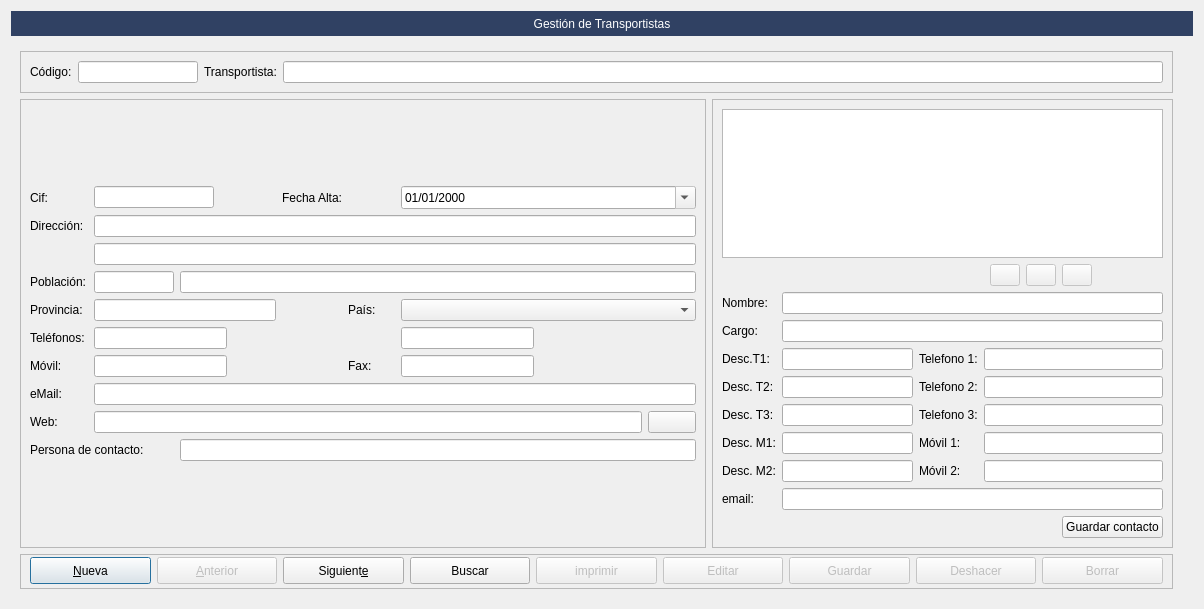
This is Zona_Maestros/frmtransportistas.ui in arcnexus/RedFoX as Qt 5 draws it before an edit. The edited form follows.
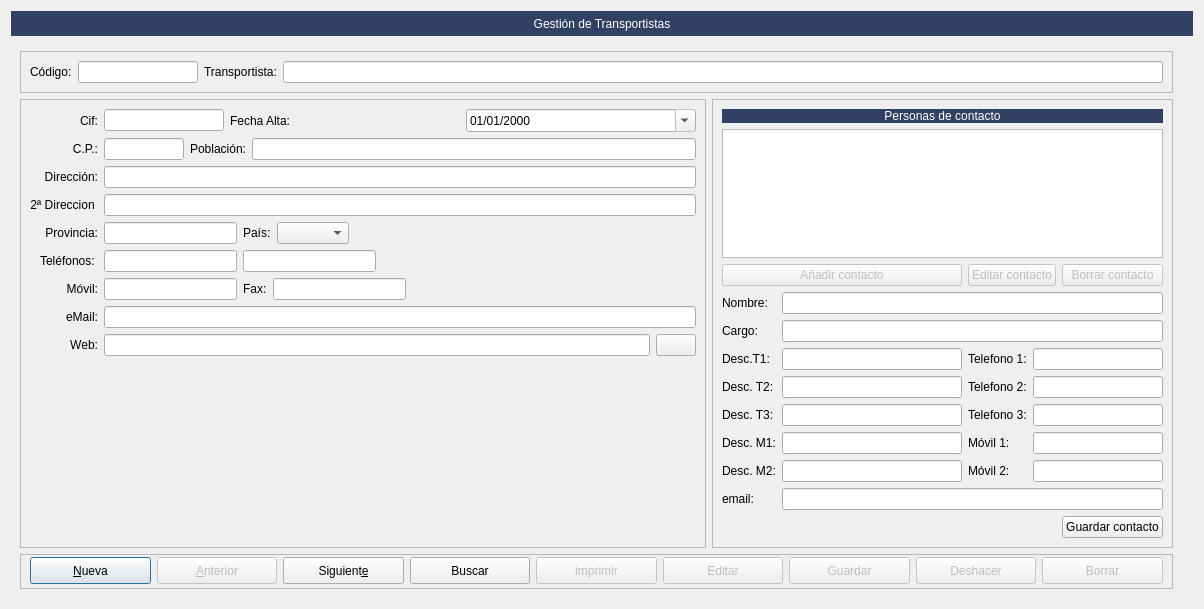
This is the edited form. Icons and pictures are not drawn.

The edit to the form file:
```diff
--- a/Zona_Maestros/frmtransportistas.ui
+++ b/Zona_Maestros/frmtransportistas.ui
@@ -411,197 +411,154 @@
          <property name="frameShadow">
           <enum>QFrame::Raised</enum>
          </property>
-         <layout class="QGridLayout" name="gridLayout_8">
+         <layout class="QGridLayout" name="gridLayout_3">
+          <item row="3" column="1">
+           <widget class="QLineEdit" name="txtdireccion2">
+            <property name="readOnly">
+             <bool>true</bool>
+            </property>
+           </widget>
+          </item>
+          <item row="3" column="0">
+           <widget class="QLabel" name="label_10">
+            <property name="text">
+             <string>2ª Direccion </string>
+            </property>
+            <property name="alignment">
+             <set>Qt::AlignRight|Qt::AlignTrailing|Qt::AlignVCenter</set>
+            </property>
+           </widget>
+          </item>
+          <item row="7" column="0">
+           <widget class="QLabel" name="label_9">
+            <property name="text">
+             <string>Móvil:</string>
+            </property>
+            <property name="alignment">
+             <set>Qt::AlignRight|Qt::AlignTrailing|Qt::AlignVCenter</set>
+            </property>
+           </widget>
+          </item>
           <item row="0" column="0">
-           <layout class="QGridLayout" name="gridLayout_4">
-            <item row="4" column="5">
+           <widget class="QLabel" name="label_4">
+            <property name="text">
+             <string>Cif:</string>
+            </property>
+            <property name="alignment">
+             <set>Qt::AlignRight|Qt::AlignTrailing|Qt::AlignVCenter</set>
+            </property>
+           </widget>
+          </item>
+          <item row="10" column="1">
+           <spacer name="verticalSpacer">
+            <property name="orientation">
+             <enum>Qt::Vertical</enum>
+            </property>
+            <property name="sizeHint" stdset="0">
+             <size>
+              <width>20</width>
+              <height>40</height>
+             </size>
+            </property>
+           </spacer>
+          </item>
+          <item row="8" column="0">
+           <widget class="QLabel" name="lblEmail">
+            <property name="text">
+             <string>eMail:</string>
+            </property>
+            <property name="alignment">
+             <set>Qt::AlignRight|Qt::AlignTrailing|Qt::AlignVCenter</set>
+            </property>
+           </widget>
+          </item>
+          <item row="8" column="1">
+           <widget class="QLineEdit" name="txtemail">
+            <property name="readOnly">
+             <bool>true</bool>
+            </property>
+           </widget>
+          </item>
+          <item row="5" column="1">
+           <layout class="QHBoxLayout" name="horizontalLayout_5">
+            <item>
+             <widget class="QLineEdit" name="txtprovincia">
+              <property name="maximumSize">
+               <size>
+                <width>133</width>
+                <height>16777215</height>
+               </size>
+              </property>
+              <property name="readOnly">
+               <bool>true</bool>
+              </property>
+             </widget>
+            </item>
+            <item>
              <widget class="QLabel" name="label_14">
               <property name="text">
                <string>País:</string>
               </property>
              </widget>
             </item>
-            <item row="6" column="5">
-             <widget class="QLabel" name="label_15">
-              <property name="text">
-               <string>Fax:</string>
-              </property>
-             </widget>
-            </item>
-            <item row="6" column="6">
-             <widget class="QLineEdit" name="txtfax">
-              <property name="maximumSize">
-               <size>
-                <width>133</width>
-                <height>16777215</height>
-               </size>
-              </property>
-              <property name="readOnly">
-               <bool>true</bool>
-              </property>
-             </widget>
-            </item>
-            <item row="5" column="0">
-             <widget class="QLabel" name="label_8">
-              <property name="text">
-               <string>Teléfonos: </string>
-              </property>
-             </widget>
-            </item>
-            <item row="1" column="1" colspan="9">
-             <widget class="QLineEdit" name="txtdireccion1">
-              <property name="readOnly">
-               <bool>true</bool>
-              </property>
-             </widget>
-            </item>
-            <item row="5" column="1" colspan="4">
-             <widget class="QLineEdit" name="txttelefono1">
-              <property name="maximumSize">
-               <size>
-                <width>133</width>
-                <height>16777215</height>
-               </size>
-              </property>
-              <property name="readOnly">
-               <bool>true</bool>
-              </property>
-             </widget>
-            </item>
-            <item row="1" column="0">
-             <widget class="QLabel" name="label_6">
-              <property name="text">
-               <string>Dirección:</string>
-              </property>
-             </widget>
-            </item>
-            <item row="8" column="1" colspan="8">
-             <widget class="QLineEdit" name="txtweb">
-              <property name="readOnly">
-               <bool>true</bool>
-              </property>
-             </widget>
-            </item>
-            <item row="9" column="2" colspan="8">
-             <widget class="QLineEdit" name="txtpersona_contacto">
-              <property name="readOnly">
-               <bool>true</bool>
-              </property>
-             </widget>
-            </item>
-            <item row="9" column="0" colspan="2">
-             <widget class="QLabel" name="label_12">
-              <property name="text">
-               <string>Persona de contacto:</string>
-              </property>
-             </widget>
-            </item>
-            <item row="0" column="0">
-             <widget class="QLabel" name="label_4">
-              <property name="text">
-               <string>Cif:</string>
-              </property>
-             </widget>
-            </item>
-            <item row="6" column="0">
-             <widget class="QLabel" name="label_9">
-              <property name="text">
-               <string>Móvil:</string>
-              </property>
-             </widget>
-            </item>
-            <item row="4" column="1" colspan="3">
-             <widget class="QLineEdit" name="txtprovincia">
-              <property name="readOnly">
-               <bool>true</bool>
-              </property>
-             </widget>
-            </item>
-            <item row="3" column="2" colspan="8">
-             <widget class="QLineEdit" name="txtpoblacion">
-              <property name="enabled">
-               <bool>true</bool>
-              </property>
-              <property name="autoFillBackground">
-               <bool>false</bool>
-              </property>
-              <property name="readOnly">
-               <bool>true</bool>
-              </property>
-             </widget>
-            </item>
-            <item row="4" column="0">
-             <widget class="QLabel" name="label_13">
-              <property name="text">
-               <string>Provincia:</string>
-              </property>
-             </widget>
-            </item>
-            <item row="0" column="6" colspan="4">
-             <widget class="QDateEdit" name="txtfecha_alta">
-              <property name="readOnly">
-               <bool>true</bool>
-              </property>
-              <property name="displayFormat">
-               <string>dd/MM/yyyy</string>
-              </property>
-              <property name="calendarPopup">
-               <bool>true</bool>
-              </property>
-             </widget>
-            </item>
-            <item row="0" column="1" colspan="3">
-             <widget class="QLineEdit" name="txtcif">
-              <property name="maximumSize">
-               <size>
-                <width>120</width>
-                <height>16777215</height>
-               </size>
-              </property>
-              <property name="readOnly">
-               <bool>true</bool>
-              </property>
-             </widget>
-            </item>
-            <item row="0" column="4">
-             <widget class="QLabel" name="label_16">
-              <property name="text">
-               <string>Fecha Alta:</string>
-              </property>
-             </widget>
-            </item>
-            <item row="3" column="0">
-             <widget class="QLabel" name="label_7">
-              <property name="text">
-               <string>Población:</string>
-              </property>
-             </widget>
-            </item>
-            <item row="4" column="6" colspan="4">
+            <item>
              <widget class="QComboBox" name="cbopais"/>
             </item>
-            <item row="2" column="1" colspan="9">
-             <widget class="QLineEdit" name="txtdireccion2">
-              <property name="readOnly">
-               <bool>true</bool>
+            <item>
+             <spacer name="horizontalSpacer_3">
+              <property name="orientation">
+               <enum>Qt::Horizontal</enum>
               </property>
-             </widget>
+              <property name="sizeHint" stdset="0">
+               <size>
+                <width>40</width>
+                <height>20</height>
+               </size>
+              </property>
+             </spacer>
             </item>
-            <item row="7" column="1" colspan="9">
-             <widget class="QLineEdit" name="txtemail">
+           </layout>
+          </item>
+          <item row="5" column="0">
+           <widget class="QLabel" name="label_13">
+            <property name="text">
+             <string>Provincia:</string>
+            </property>
+            <property name="alignment">
+             <set>Qt::AlignRight|Qt::AlignTrailing|Qt::AlignVCenter</set>
+            </property>
+           </widget>
+          </item>
+          <item row="6" column="0">
+           <widget class="QLabel" name="label_8">
+            <property name="text">
+             <string>Teléfonos: </string>
+            </property>
+            <property name="alignment">
+             <set>Qt::AlignRight|Qt::AlignTrailing|Qt::AlignVCenter</set>
+            </property>
+           </widget>
+          </item>
+          <item row="9" column="0">
+           <widget class="QLabel" name="label_11">
+            <property name="text">
+             <string>Web:</string>
+            </property>
+            <property name="alignment">
+             <set>Qt::AlignRight|Qt::AlignTrailing|Qt::AlignVCenter</set>
+            </property>
+           </widget>
+          </item>
+          <item row="9" column="1">
+           <layout class="QHBoxLayout" name="horizontalLayout_8">
+            <item>
+             <widget class="QLineEdit" name="txtweb">
               <property name="readOnly">
                <bool>true</bool>
               </property>
              </widget>
             </item>
-            <item row="8" column="0">
-             <widget class="QLabel" name="label_11">
-              <property name="text">
-               <string>Web:</string>
-              </property>
-             </widget>
-            </item>
-            <item row="8" column="9">
+            <item>
              <widget class="QPushButton" name="btnAbrirWeb">
               <property name="text">
                <string/>
@@ -612,11 +569,32 @@
               </property>
              </widget>
             </item>
-            <item row="3" column="1">
-             <widget class="QLineEdit" name="txtcp">
+           </layout>
+          </item>
+          <item row="2" column="0">
+           <widget class="QLabel" name="label_6">
+            <property name="text">
+             <string>Dirección:</string>
+            </property>
+            <property name="alignment">
+             <set>Qt::AlignRight|Qt::AlignTrailing|Qt::AlignVCenter</set>
+            </property>
+           </widget>
+          </item>
+          <item row="2" column="1">
+           <widget class="QLineEdit" name="txtdireccion1">
+            <property name="readOnly">
+             <bool>true</bool>
+            </property>
+           </widget>
+          </item>
+          <item row="6" column="1">
+           <layout class="QHBoxLayout" name="horizontalLayout_6">
+            <item>
+             <widget class="QLineEdit" name="txttelefono1">
               <property name="maximumSize">
                <size>
-                <width>80</width>
+                <width>133</width>
                 <height>16777215</height>
                </size>
               </property>
@@ -625,7 +603,7 @@
               </property>
              </widget>
             </item>
-            <item row="5" column="6" colspan="2">
+            <item>
              <widget class="QLineEdit" name="txttelefono2">
               <property name="maximumSize">
                <size>
@@ -638,7 +616,61 @@
               </property>
              </widget>
             </item>
-            <item row="6" column="1" colspan="4">
+            <item>
+             <spacer name="horizontalSpacer">
+              <property name="orientation">
+               <enum>Qt::Horizontal</enum>
+              </property>
+              <property name="sizeHint" stdset="0">
+               <size>
+                <width>40</width>
+                <height>20</height>
+               </size>
+              </property>
+             </spacer>
+            </item>
+           </layout>
+          </item>
+          <item row="0" column="1">
+           <layout class="QHBoxLayout" name="horizontalLayout_3">
+            <item>
+             <widget class="QLineEdit" name="txtcif">
+              <property name="maximumSize">
+               <size>
+                <width>120</width>
+                <height>16777215</height>
+               </size>
+              </property>
+              <property name="readOnly">
+               <bool>true</bool>
+              </property>
+             </widget>
+            </item>
+            <item>
+             <widget class="QLabel" name="label_16">
+              <property name="text">
+               <string>Fecha Alta:</string>
+              </property>
+             </widget>
+            </item>
+            <item>
+             <widget class="QDateEdit" name="txtfecha_alta">
+              <property name="readOnly">
+               <bool>true</bool>
+              </property>
+              <property name="displayFormat">
+               <string>dd/MM/yyyy</string>
+              </property>
+              <property name="calendarPopup">
+               <bool>true</bool>
+              </property>
+             </widget>
+            </item>
+           </layout>
+          </item>
+          <item row="7" column="1">
+           <layout class="QHBoxLayout" name="horizontalLayout_7">
+            <item>
              <widget class="QLineEdit" name="txtmovil">
               <property name="minimumSize">
                <size>
@@ -657,13 +689,83 @@
               </property>
              </widget>
             </item>
-            <item row="7" column="0">
-             <widget class="QLabel" name="lblEmail">
+            <item>
+             <widget class="QLabel" name="label_15">
               <property name="text">
-               <string>eMail:</string>
+               <string>Fax:</string>
               </property>
-              <property name="alignment">
-               <set>Qt::AlignLeading|Qt::AlignLeft|Qt::AlignVCenter</set>
+             </widget>
+            </item>
+            <item>
+             <widget class="QLineEdit" name="txtfax">
+              <property name="maximumSize">
+               <size>
+                <width>133</width>
+                <height>16777215</height>
+               </size>
+              </property>
+              <property name="readOnly">
+               <bool>true</bool>
+              </property>
+             </widget>
+            </item>
+            <item>
+             <spacer name="horizontalSpacer_2">
+              <property name="orientation">
+               <enum>Qt::Horizontal</enum>
+              </property>
+              <property name="sizeHint" stdset="0">
+               <size>
+                <width>40</width>
+                <height>20</height>
+               </size>
+              </property>
+             </spacer>
+            </item>
+           </layout>
+          </item>
+          <item row="1" column="0">
+           <widget class="QLabel" name="label_5">
+            <property name="text">
+             <string>C.P.:</string>
+            </property>
+            <property name="alignment">
+             <set>Qt::AlignRight|Qt::AlignTrailing|Qt::AlignVCenter</set>
+            </property>
+           </widget>
+          </item>
+          <item row="1" column="1">
+           <layout class="QHBoxLayout" name="horizontalLayout_4">
+            <item>
+             <widget class="QLineEdit" name="txtcp">
+              <property name="maximumSize">
+               <size>
+                <width>80</width>
+                <height>16777215</height>
+               </size>
+              </property>
+              <property name="readOnly">
+               <bool>true</bool>
+              </property>
+             </widget>
+            </item>
+            <item>
+             <widget class="QLabel" name="label_7">
+              <property name="text">
+               <string>Población:</string>
+              </property>
+             </widget>
+            </item>
+            <item>
+             <widget class="QLineEdit" name="txtpoblacion">
+              <property name="enabled">
+               <bool>true</bool>
+              </property>
+              <property name="autoFillBackground">
+               <bool>false</bool>
+              </property>
+              <property name="readOnly">
+               <bool>true</bool>
               </property>
              </widget>
             </item>
@@ -687,106 +789,253 @@
           <enum>QFrame::Raised</enum>
          </property>
          <layout class="QGridLayout" name="gridLayout_6">
-          <item row="7" column="2">
+          <item row="7" column="0">
+           <widget class="QLabel" name="label_24">
+            <property name="text">
+             <string>Desc. T3:</string>
+            </property>
+           </widget>
+          </item>
+          <item row="11" column="6">
+           <widget class="QPushButton" name="pushButtonGuardarContacto">
+            <property name="text">
+             <string>Guardar contacto</string>
+            </property>
+           </widget>
+          </item>
+          <item row="5" column="2">
+           <widget class="QLabel" name="label_26">
+            <property name="text">
+             <string>Telefono 1:</string>
+            </property>
+           </widget>
+          </item>
+          <item row="2" column="2" colspan="4">
+           <widget class="QPushButton" name="btnEditarContacto">
+            <property name="enabled">
+             <bool>false</bool>
+            </property>
+            <property name="text">
+             <string>Editar contacto</string>
+            </property>
+            <property name="icon">
+             <iconset resource="../EditorReports/resource.qrc">
+              <normaloff>:/icons/line.png</normaloff>:/icons/line.png</iconset>
+            </property>
+           </widget>
+          </item>
+          <item row="3" column="1" colspan="6">
+           <widget class="QLineEdit" name="txtNombre">
+            <property name="readOnly">
+             <bool>true</bool>
+            </property>
+           </widget>
+          </item>
+          <item row="2" column="0" colspan="2">
+           <widget class="QPushButton" name="btnAnadirContacto">
+            <property name="enabled">
+             <bool>false</bool>
+            </property>
+            <property name="text">
+             <string>Añadir contacto</string>
+            </property>
+            <property name="icon">
+             <iconset resource="../maya.qrc">
+              <normaloff>:/Icons/PNG/add.png</normaloff>:/Icons/PNG/add.png</iconset>
+            </property>
+           </widget>
+          </item>
+          <item row="8" column="2">
            <widget class="QLabel" name="label_60">
             <property name="text">
              <string>Móvil 1:</string>
             </property>
            </widget>
           </item>
-          <item row="7" column="3" colspan="4">
+          <item row="5" column="1">
+           <widget class="QLineEdit" name="txtDescripcionT1">
+            <property name="readOnly">
+             <bool>true</bool>
+            </property>
+           </widget>
+          </item>
+          <item row="6" column="2">
+           <widget class="QLabel" name="label_27">
+            <property name="text">
+             <string>Telefono 2:</string>
+            </property>
+           </widget>
+          </item>
+          <item row="9" column="1">
+           <widget class="QLineEdit" name="txtDescripcionM2">
+            <property name="readOnly">
+             <bool>true</bool>
+            </property>
+           </widget>
+          </item>
+          <item row="6" column="3" colspan="4">
+           <widget class="QLineEdit" name="txtTelefono2">
+            <property name="readOnly">
+             <bool>true</bool>
+            </property>
+           </widget>
+          </item>
+          <item row="7" column="2">
+           <widget class="QLabel" name="label_29">
+            <property name="text">
+             <string>Telefono 3:</string>
+            </property>
+           </widget>
+          </item>
+          <item row="8" column="1">
+           <widget class="QLineEdit" name="txtDescripcionM1">
+            <property name="readOnly">
+             <bool>true</bool>
+            </property>
+           </widget>
+          </item>
+          <item row="8" column="3" colspan="4">
            <widget class="QLineEdit" name="txtMovil1">
             <property name="readOnly">
              <bool>true</bool>
             </property>
            </widget>
           </item>
-          <item row="2" column="1" colspan="6">
-           <widget class="QLineEdit" name="txtNombre">
-            <property name="readOnly">
-             <bool>true</bool>
-            </property>
-           </widget>
-          </item>
-          <item row="5" column="0">
+          <item row="6" column="0">
            <widget class="QLabel" name="label_25">
             <property name="text">
              <string>Desc. T2:</string>
             </property>
            </widget>
           </item>
-          <item row="5" column="2">
-           <widget class="QLabel" name="label_27">
+          <item row="6" column="1">
+           <widget class="QLineEdit" name="txtDescripcionT2">
+            <property name="readOnly">
+             <bool>true</bool>
+            </property>
+           </widget>
+          </item>
+          <item row="5" column="3" colspan="4">
+           <widget class="QLineEdit" name="txtTelefono1">
+            <property name="readOnly">
+             <bool>true</bool>
+            </property>
+           </widget>
+          </item>
+          <item row="7" column="1">
+           <widget class="QLineEdit" name="txtDescripcionT3">
+            <property name="readOnly">
+             <bool>true</bool>
+            </property>
+           </widget>
+          </item>
+          <item row="4" column="0">
+           <widget class="QLabel" name="label_62">
             <property name="text">
-             <string>Telefono 2:</string>
+             <string>Cargo:</string>
             </property>
            </widget>
           </item>
-          <item row="4" column="2">
-           <widget class="QLabel" name="label_26">
+          <item row="2" column="6">
+           <widget class="QPushButton" name="btnBorrarContacto">
+            <property name="enabled">
+             <bool>false</bool>
+            </property>
             <property name="text">
-             <string>Telefono 1:</string>
+             <string>Borrar contacto</string>
             </property>
+            <property name="icon">
+             <iconset resource="../maya.qrc">
+              <normaloff>:/Icons/PNG/Delete.png</normaloff>:/Icons/PNG/Delete.png</iconset>
+            </property>
            </widget>
           </item>
-          <item row="8" column="2">
+          <item row="4" column="1" colspan="6">
+           <widget class="QLineEdit" name="txtCargo">
+            <property name="readOnly">
+             <bool>true</bool>
+            </property>
+           </widget>
+          </item>
+          <item row="10" column="0">
+           <widget class="QLabel" name="label_34">
+            <property name="text">
+             <string>email:</string>
+            </property>
+           </widget>
+          </item>
+          <item row="9" column="2">
            <widget class="QLabel" name="label_61">
             <property name="text">
              <string>Móvil 2:</string>
             </property>
            </widget>
           </item>
-          <item row="8" column="1">
-           <widget class="QLineEdit" name="txtDescripcionM2">
+          <item row="9" column="3" colspan="4">
+           <widget class="QLineEdit" name="txtMovil2">
             <property name="readOnly">
              <bool>true</bool>
             </property>
            </widget>
           </item>
-          <item row="8" column="0">
+          <item row="5" column="0">
+           <widget class="QLabel" name="label_19">
+            <property name="text">
+             <string>Desc.T1:</string>
+            </property>
+           </widget>
+          </item>
+          <item row="9" column="0">
            <widget class="QLabel" name="label_59">
             <property name="text">
              <string>Desc. M2:</string>
             </property>
            </widget>
           </item>
-          <item row="6" column="2">
-           <widget class="QLabel" name="label_29">
+          <item row="8" column="0">
+           <widget class="QLabel" name="label_28">
             <property name="text">
-             <string>Telefono 3:</string>
+             <string>Desc. M1:</string>
             </property>
            </widget>
           </item>
-          <item row="6" column="3" colspan="4">
+          <item row="3" column="0">
+           <widget class="QLabel" name="label_18">
+            <property name="text">
+             <string>Nombre:</string>
+            </property>
+           </widget>
+          </item>
+          <item row="7" column="3" colspan="4">
            <widget class="QLineEdit" name="txtTelefono3">
             <property name="readOnly">
              <bool>true</bool>
             </property>
            </widget>
           </item>
-          <item row="6" column="0">
-           <widget class="QLabel" name="label_24">
-            <property name="text">
-             <string>Desc. T3:</string>
-            </property>
-           </widget>
-          </item>
-          <item row="6" column="1">
-           <widget class="QLineEdit" name="txtDescripcionT3">
-            <property name="readOnly">
-             <bool>true</bool>
-            </property>
-           </widget>
-          </item>
-          <item row="4" column="1">
-           <widget class="QLineEdit" name="txtDescripcionT1">
+          <item row="10" column="1" colspan="6">
+           <widget class="QLineEdit" name="txtemail_contacto">
             <property name="readOnly">
              <bool>true</bool>
             </property>
            </widget>
           </item>
           <item row="0" column="0" colspan="7">
-           <widget class="QTableView" name="tablaContactos">
+           <widget class="QLabel" name="label_3">
+            <property name="styleSheet">
+             <string notr="true">color: rgb(255, 255, 255);
+background-color: #304163;</string>
+            </property>
+            <property name="text">
+             <string>Personas de contacto</string>
+            </property>
+            <property name="alignment">
+             <set>Qt::AlignCenter</set>
+            </property>
+           </widget>
+          </item>
+          <item row="1" column="0" colspan="7">
+           <widget class="QListView" name="listaContactos">
             <property name="alternatingRowColors">
              <bool>true</bool>
             </property>
@@ -798,157 +1047,6 @@
             </property>
            </widget>
           </item>
-          <item row="9" column="1" colspan="6">
-           <widget class="QLineEdit" name="txtemail_contacto">
-            <property name="readOnly">
-             <bool>true</bool>
-            </property>
-           </widget>
-          </item>
-          <item row="5" column="1">
-           <widget class="QLineEdit" name="txtDescripcionT2">
-            <property name="readOnly">
-             <bool>true</bool>
-            </property>
-           </widget>
-          </item>
-          <item row="2" column="0">
-           <widget class="QLabel" name="label_18">
-            <property name="text">
-             <string>Nombre:</string>
-            </property>
-           </widget>
-          </item>
-          <item row="7" column="0">
-           <widget class="QLabel" name="label_28">
-            <property name="text">
-             <string>Desc. M1:</string>
-            </property>
-           </widget>
-          </item>
-          <item row="7" column="1">
-           <widget class="QLineEdit" name="txtDescripcionM1">
-            <property name="readOnly">
-             <bool>true</bool>
-            </property>
-           </widget>
-          </item>
-          <item row="4" column="3" colspan="4">
-           <widget class="QLineEdit" name="txtTelefono1">
-            <property name="readOnly">
-             <bool>true</bool>
-            </property>
-           </widget>
-          </item>
-          <item row="3" column="1" colspan="6">
-           <widget class="QLineEdit" name="txtCargo">
-            <property name="readOnly">
-             <bool>true</bool>
-            </property>
-           </widget>
-          </item>
-          <item row="4" column="0">
-           <widget class="QLabel" name="label_19">
-            <property name="text">
-             <string>Desc.T1:</string>
-            </property>
-           </widget>
-          </item>
-          <item row="3" column="0">
-           <widget class="QLabel" name="label_62">
-            <property name="text">
-             <string>Cargo:</string>
-            </property>
-           </widget>
-          </item>
-          <item row="8" column="3" colspan="4">
-           <widget class="QLineEdit" name="txtMovil2">
-            <property name="readOnly">
-             <bool>true</bool>
-            </property>
-           </widget>
-          </item>
-          <item row="9" column="0">
-           <widget class="QLabel" name="label_34">
-            <property name="text">
-             <string>email:</string>
-            </property>
-           </widget>
-          </item>
-          <item row="10" column="6">
-           <widget class="QPushButton" name="pushButtonGuardarContacto">
-            <property name="text">
-             <string>Guardar contacto</string>
-            </property>
-           </widget>
-          </item>
-          <item row="5" column="3" colspan="4">
-           <widget class="QLineEdit" name="txtTelefono2">
-            <property name="readOnly">
-             <bool>true</bool>
-            </property>
-           </widget>
-          </item>
-          <item row="1" column="5">
-           <widget class="QPushButton" name="btnEditarContacto">
-            <property name="enabled">
-             <bool>false</bool>
-            </property>
-            <property name="maximumSize">
-             <size>
-              <width>30</width>
-              <height>16777215</height>
-             </size>
-            </property>
-            <property name="text">
-             <string/>
-            </property>
-            <property name="icon">
-             <iconset resource="../EditorReports/resource.qrc">
-              <normaloff>:/icons/line.png</normaloff>:/icons/line.png</iconset>
-            </property>
-           </widget>
-          </item>
-          <item row="1" column="6">
-           <widget class="QPushButton" name="btnBorrarContacto">
-            <property name="enabled">
-             <bool>false</bool>
-            </property>
-            <property name="maximumSize">
-             <size>
-              <width>30</width>
-              <height>16777215</height>
-             </size>
-            </property>
-            <property name="text">
-             <string/>
-            </property>
-            <property name="icon">
-             <iconset resource="../maya.qrc">
-              <normaloff>:/Icons/PNG/Delete.png</normaloff>:/Icons/PNG/Delete.png</iconset>
-            </property>
-           </widget>
-          </item>
-          <item row="1" column="4">
-           <widget class="QPushButton" name="btnAnadirContacto">
-            <property name="enabled">
-             <bool>false</bool>
-            </property>
-            <property name="maximumSize">
-             <size>
-              <width>30</width>
-              <height>16777215</height>
-             </size>
-            </property>
-            <property name="text">
-             <string/>
-            </property>
-            <property name="icon">
-             <iconset resource="../maya.qrc">
-              <normaloff>:/Icons/PNG/add.png</normaloff>:/Icons/PNG/add.png</iconset>
-            </property>
-           </widget>
-          </item>
          </layout>
         </widget>
        </item>
```
Left out of the diff: 29 changed lines with no effect on the pictures.
